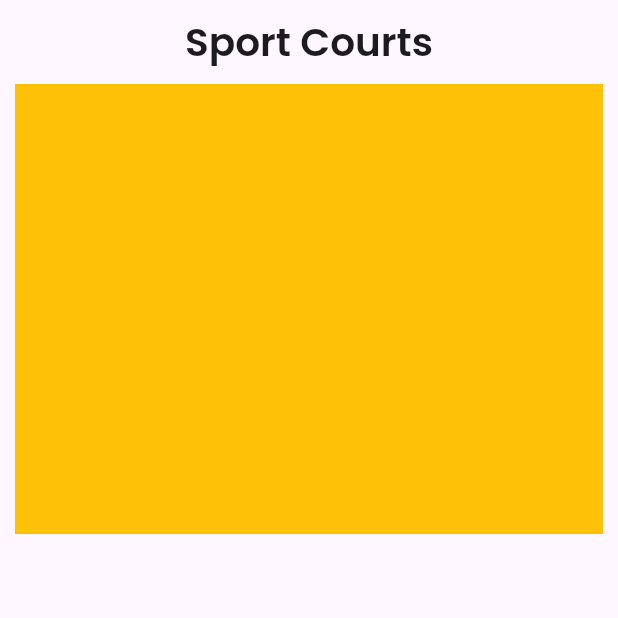
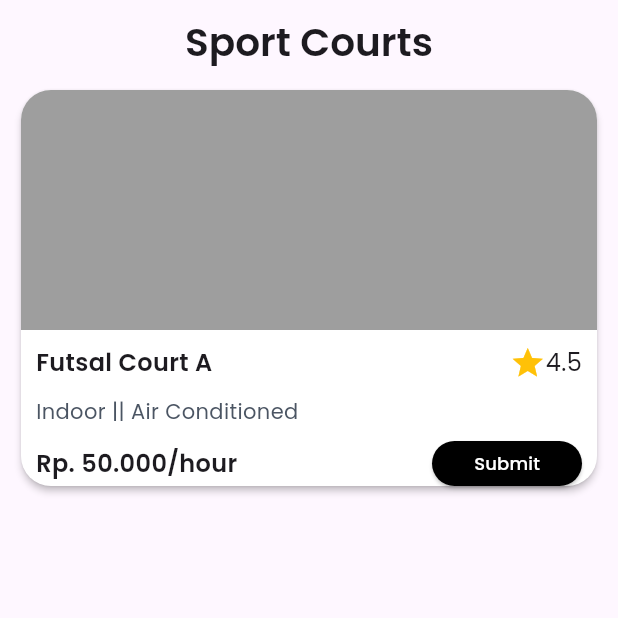
Before and after one commit to Syailendra08/field_rents_flutter, a Flutter app: the screen it shows after launch, after a tap on "Get Started", on a phone screen of 412 x 824 dp, the top half of it. Run offline on Flutter 3.47's test engine with Material 3 defaults, Android fonts, the phone set to English and light mode, and no system bars; our stand-ins replace from_css_color, google_fonts.

Commit message:
Add CustomButton & Styling Home Page

```diff
--- a/lib/views/boarding_page.dart
+++ b/lib/views/boarding_page.dart
@@ -11,6 +11,7 @@ class BoardingPage extends StatelessWidget {
   @override
   Widget build(BuildContext context) {
     return Scaffold(
+      backgroundColor: Colors.white,
       body: SingleChildScrollView(
         child: Padding(
           padding: EdgeInsets.symmetric(horizontal: 30, vertical: 30,),
--- a/lib/views/home_page.dart
+++ b/lib/views/home_page.dart
@@ -1,4 +1,6 @@
+import 'package:field_rents/widgets/button.dart';
 import 'package:flutter/material.dart';
+import 'package:from_css_color/from_css_color.dart';
 import 'package:google_fonts/google_fonts.dart';
 
 class HomePage extends StatelessWidget {
@@ -23,9 +25,78 @@ class HomePage extends StatelessWidget {
             return SizedBox(height: 10,);
           },
           itemBuilder: (context, index){
-            return Container(width: double.infinity, height: 300,  decoration: BoxDecoration(
-              color: Colors.amber,
-            ),
+            return Card(
+              shape: RoundedRectangleBorder(
+                borderRadius: BorderRadiusGeometry.circular(20),
+              ),
+              elevation: 2,
+              color: Colors.white,
+              child: Column(
+                children: [
+                  Container(
+                    height: 160,
+                    width: double.infinity,
+                    decoration: BoxDecoration(
+                      borderRadius: BorderRadius.vertical(
+                        top: Radius.circular(20),
+
+                      ),
+                      color: Colors.grey
+                    ),
+
+                  ),
+                  Padding(
+                    padding: const EdgeInsets.symmetric(horizontal: 10),
+                    child: Column(
+                      crossAxisAlignment: CrossAxisAlignment.start,
+                      children: [
+                        SizedBox(height: 10,),
+                        Row(
+                          children: [
+                            Text("Futsal Court A", style: GoogleFonts.poppins(
+                              fontSize: 16,
+                              fontWeight: FontWeight.w600
+                            ),
+                            ),
+                            Spacer(),
+                            Icon(Icons.star, color: Colors.amber,),
+                            Text("4.5", style: GoogleFonts.poppins(
+                              fontSize: 16,
+
+                            ),
+                            ),
+                          ],
+                        ),
+                        SizedBox(height: 10,),
+                        Text("Indoor || Air Conditioned",
+                        style: GoogleFonts.poppins(
+                          color: fromCssColor('#4B5563')
+                        ),
+                        ),
+                        SizedBox(height: 10,),
+                        Row(
+                          children: [
+                            Text("Rp. 50.000/hour", style: GoogleFonts.poppins(
+                              fontSize: 16,
+                              fontWeight: FontWeight.w600
+                            ),
+                            ),
+                            Spacer(),
+                            CustomButton(textButton: "Submit", onPressed: () {
+
+                            },
+                            heightButton: 30,
+                            widthButton: 100,
+                            titleSize: 12,
+                            )
+                          ],
+                        )
+                      ],
+                    ),
+                  ),
+
+                ],
+              ),
             );
           },
 
--- a/lib/widgets/button.dart
+++ b/lib/widgets/button.dart
@@ -4,20 +4,27 @@ import 'package:google_fonts/google_fonts.dart';
 class CustomButton extends StatelessWidget {
   final String textButton;
   final VoidCallback? onPressed;
+  final double widthButton;
+  final double heightButton;
+  final double titleSize;
 
 
 
   const CustomButton({
   super.key,
   required this.textButton,
-  required this.onPressed
+  required this.onPressed,
+  this.heightButton = 50,
+  this.widthButton = double.infinity,
+  this.titleSize = 16,
+
   });
 
   @override
   Widget build(BuildContext context) {
     return SizedBox(
-      width: double.infinity,
-      height: 50,
+      width: widthButton,
+      height: heightButton,
       child: ElevatedButton(
         onPressed: onPressed,
         style: ElevatedButton.styleFrom(
@@ -28,7 +35,7 @@ class CustomButton extends StatelessWidget {
         ),
         child: Text(textButton, style: GoogleFonts.poppins(
           fontWeight: FontWeight.w500,
-          fontSize: 15,
+          fontSize: titleSize,
           color: Colors.white
         ),
         )
```
